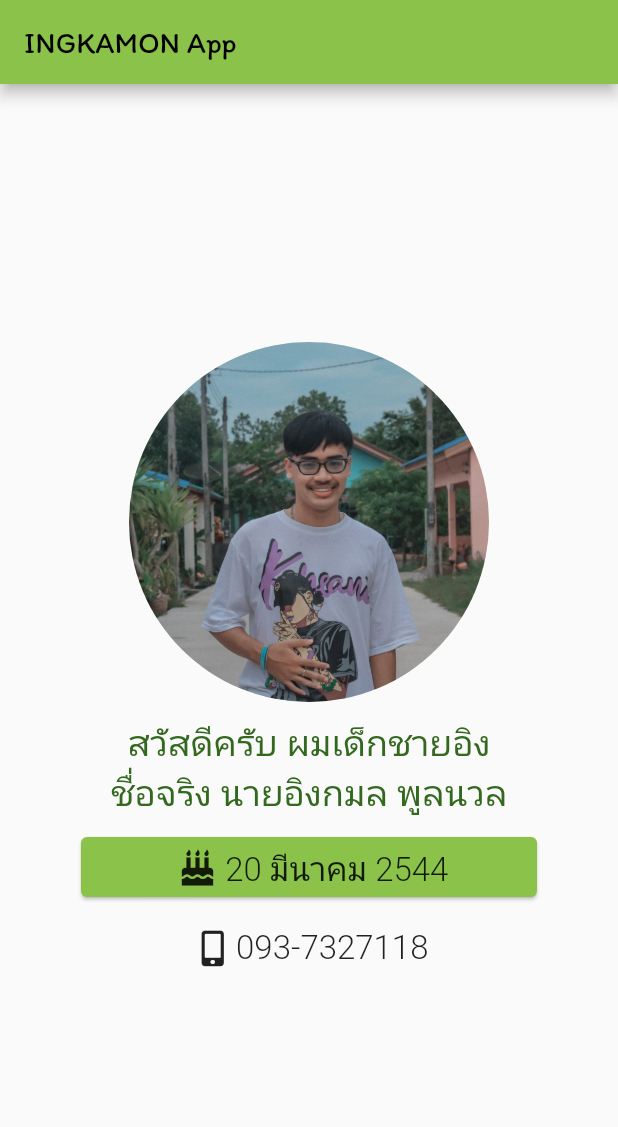
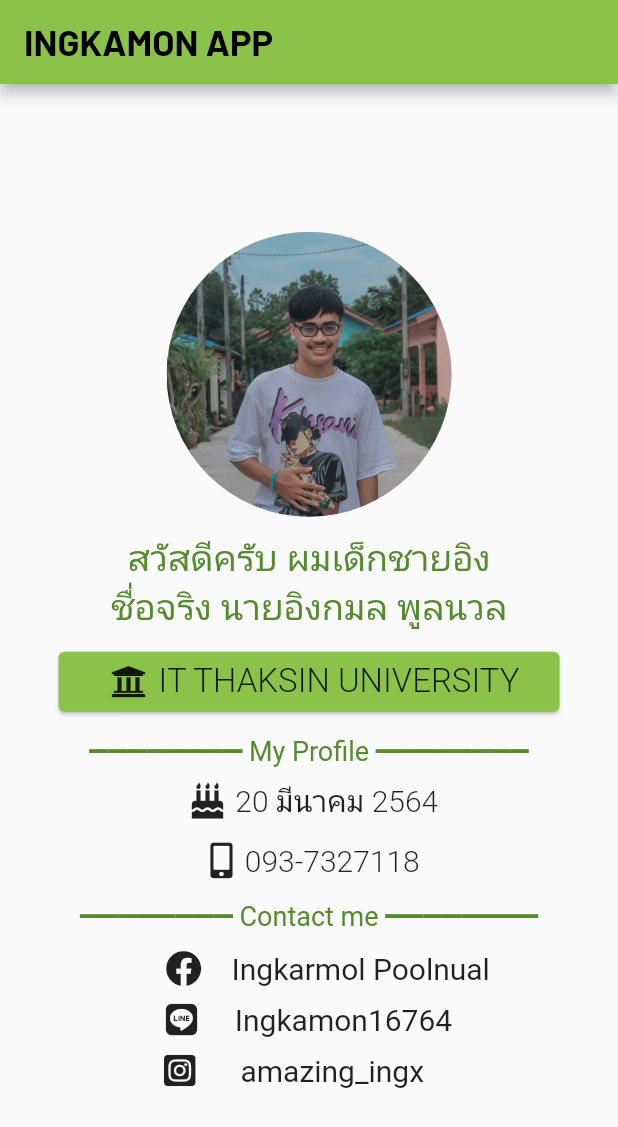
Before and after one commit to INGIGNGINGNI/firstflutter_130, a Flutter app: the screen it shows after launch, on a phone screen of 412 x 824 dp. Shown: the top 1127 px of the screen. Run offline on Flutter 3.47's test engine with Material 2 defaults, Android fonts, the phone set to English and light mode, and no system bars; our stand-ins replace font_awesome_flutter, google_fonts; Roboto replaces fonts that are missing (Itim).

Commit message:
update WED151264

```diff
--- a/lib/main.dart
+++ b/lib/main.dart
@@ -13,7 +13,7 @@ class MyApp extends StatelessWidget {
       title: 'My First Flutter',
       theme: ThemeData(
         primarySwatch: Colors.lightGreen,
-        fontFamily: 'Itim Regular',
+        // fontFamily: 'Itim Regular',
       ),
       home: MyHomePage(),
     );
--- a/lib/pages/homepage.dart
+++ b/lib/pages/homepage.dart
@@ -8,7 +8,13 @@ class MyHomePage extends StatelessWidget {
   Widget build(BuildContext context) {
     return Scaffold(
       appBar: AppBar(
-        title: Text("INGKAMON App"),
+        title: Text(
+          "INGKAMON APP",
+          style: GoogleFonts.barlow(
+            fontSize: 24,
+            fontWeight: FontWeight.bold,
+          ),
+        ),
       ),
       body: Center(
         child: Column(
@@ -17,19 +23,114 @@ class MyHomePage extends StatelessWidget {
             image(),
             nickname(),
             firstname(),
+            university(),
+            profile(),
             birthday(),
             telephone(),
+            contact(),
+            facebook(),
+            line(),
+            instagram(),
           ],
         ),
       ),
     );
   }
 
+  Row instagram() {
+    return Row(
+      mainAxisAlignment: MainAxisAlignment.center,
+      children: [
+        // ignore: prefer_const_constructors
+        Padding(
+            padding: const EdgeInsets.fromLTRB(60, 10, 30, 0),
+            child: const FaIcon(FontAwesomeIcons.instagramSquare)),
+        Padding(
+          padding: const EdgeInsets.fromLTRB(0, 10, 80, 0),
+          child: Text(
+            'amazing_ingx',
+            style: GoogleFonts.itim(
+              fontSize: 20,
+            ),
+          ),
+        ),
+      ],
+    );
+  }
+
+  Row line() {
+    return Row(
+      mainAxisAlignment: MainAxisAlignment.center,
+      children: [
+        // ignore: prefer_const_constructors
+        Padding(
+            padding: const EdgeInsets.fromLTRB(0, 10, 25, 0),
+            child: const FaIcon(FontAwesomeIcons.line)),
+        Padding(
+          padding: const EdgeInsets.fromLTRB(0, 10, 0, 0),
+          child: Text(
+            'Ingkamon16764',
+            style: GoogleFonts.itim(
+              fontSize: 20,
+            ),
+          ),
+        ),
+      ],
+    );
+  }
+
+  Row facebook() {
+    return Row(
+      mainAxisAlignment: MainAxisAlignment.center,
+      children: [
+        // ignore: prefer_const_constructors
+        Padding(
+            padding: const EdgeInsets.fromLTRB(25, 10, 0, 0),
+            child: const FaIcon(FontAwesomeIcons.facebook)),
+        Padding(
+          padding: const EdgeInsets.fromLTRB(20, 10, 0, 0),
+          child: Text(
+            'Ingkarmol Poolnual',
+            style: GoogleFonts.itim(
+              fontSize: 20,
+            ),
+          ),
+        ),
+      ],
+    );
+  }
+
+  Widget contact() {
+    return Padding(
+      padding: const EdgeInsets.fromLTRB(0, 5, 0, 0),
+      child: Text(
+        '━━━━━━━━ Contact me ━━━━━━━━',
+        style: GoogleFonts.itim(
+          color: Colors.lightGreen[800],
+          fontSize: 18,
+        ),
+      ),
+    );
+  }
+
+  Widget profile() {
+    return Padding(
+      padding: const EdgeInsets.fromLTRB(0, 10, 0, 0),
+      child: Text(
+        '━━━━━━━━ My Profile ━━━━━━━━',
+        style: GoogleFonts.itim(
+          color: Colors.lightGreen[800],
+          fontSize: 18,
+        ),
+      ),
+    );
+  }
+
   Widget image() {
-    return Padding(
-      padding: const EdgeInsets.fromLTRB(0, 0, 0, 10),
+    return const Padding(
+      padding: EdgeInsets.fromLTRB(0, 0, 0, 10),
       child: CircleAvatar(
-        radius: 120,
+        radius: 95,
         backgroundImage: AssetImage('images/profile.jpg'),
       ),
     );
@@ -48,14 +149,15 @@ class MyHomePage extends StatelessWidget {
     return Row(
       mainAxisAlignment: MainAxisAlignment.center,
       children: [
+        // ignore: prefer_const_constructors
         Padding(
           padding: const EdgeInsets.all(8.0),
-          child: FaIcon(FontAwesomeIcons.mobileAlt),
+          child: const FaIcon(FontAwesomeIcons.mobileAlt),
         ),
         Text(
           '093-7327118',
           style: GoogleFonts.itim(
-            fontSize: 22,
+            fontSize: 20,
             fontWeight: FontWeight.w300,
           ),
         ),
@@ -63,21 +165,41 @@ class MyHomePage extends StatelessWidget {
     );
   }
 
-  Widget birthday() {
+  Row birthday() {
+    return Row(
+      mainAxisAlignment: MainAxisAlignment.center,
+      children: [
+        // ignore: prefer_const_constructors
+        Padding(
+          padding: const EdgeInsets.all(8.0),
+          child: const FaIcon(FontAwesomeIcons.birthdayCake),
+        ),
+        Text(
+          '20 มีนาคม 2564',
+          style: GoogleFonts.itim(
+            fontSize: 20,
+            fontWeight: FontWeight.w300,
+          ),
+        ),
+      ],
+    );
+  }
+
+  Widget university() {
     return Container(
       // margin: const EdgeInsets.symmetric(horizontal: 40.0),
-      margin: const EdgeInsets.fromLTRB(50, 10, 50, 10),
+      margin: const EdgeInsets.fromLTRB(35, 10, 35, 0),
       child: Card(
         color: Colors.lightGreen,
         child: Row(
           mainAxisAlignment: MainAxisAlignment.center,
           children: [
-            Padding(
-              padding: const EdgeInsets.all(8.0),
-              child: FaIcon(FontAwesomeIcons.birthdayCake),
+            const Padding(
+              padding: EdgeInsets.all(8.0),
+              child: FaIcon(FontAwesomeIcons.university),
             ),
             Text(
-              '20 มีนาคม 2544',
+              'IT THAKSIN UNIVERSITY',
               style: GoogleFonts.itim(
                 fontSize: 22,
                 fontWeight: FontWeight.w300,
@@ -93,7 +215,7 @@ class MyHomePage extends StatelessWidget {
     return Text(
       'ชื่อจริง นายอิงกมล พูลนวล',
       style: GoogleFonts.itim(
-        color: Colors.lightGreen[900],
+        color: Colors.lightGreen[800],
         fontSize: 24,
         fontWeight: FontWeight.w300,
       ),
@@ -104,7 +226,7 @@ class MyHomePage extends StatelessWidget {
     return Text(
       'สวัสดีครับ ผมเด็กชายอิง',
       style: GoogleFonts.itim(
-        color: Colors.lightGreen[900],
+        color: Colors.lightGreen[800],
         fontSize: 24,
         fontWeight: FontWeight.w300,
       ),
```
